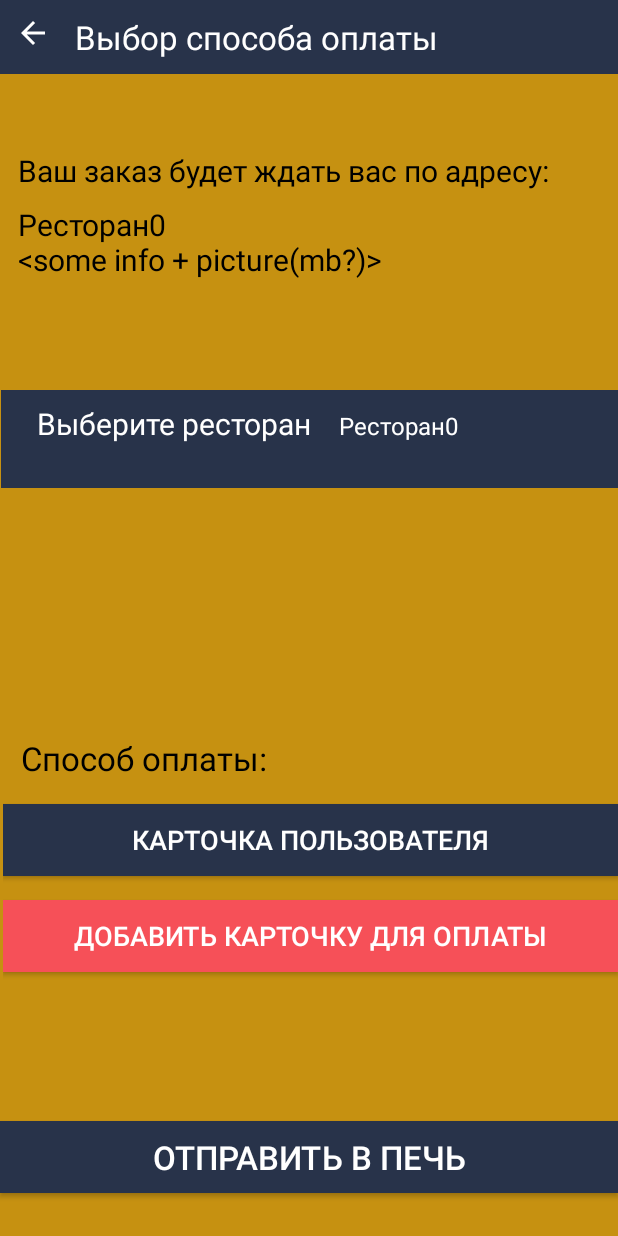
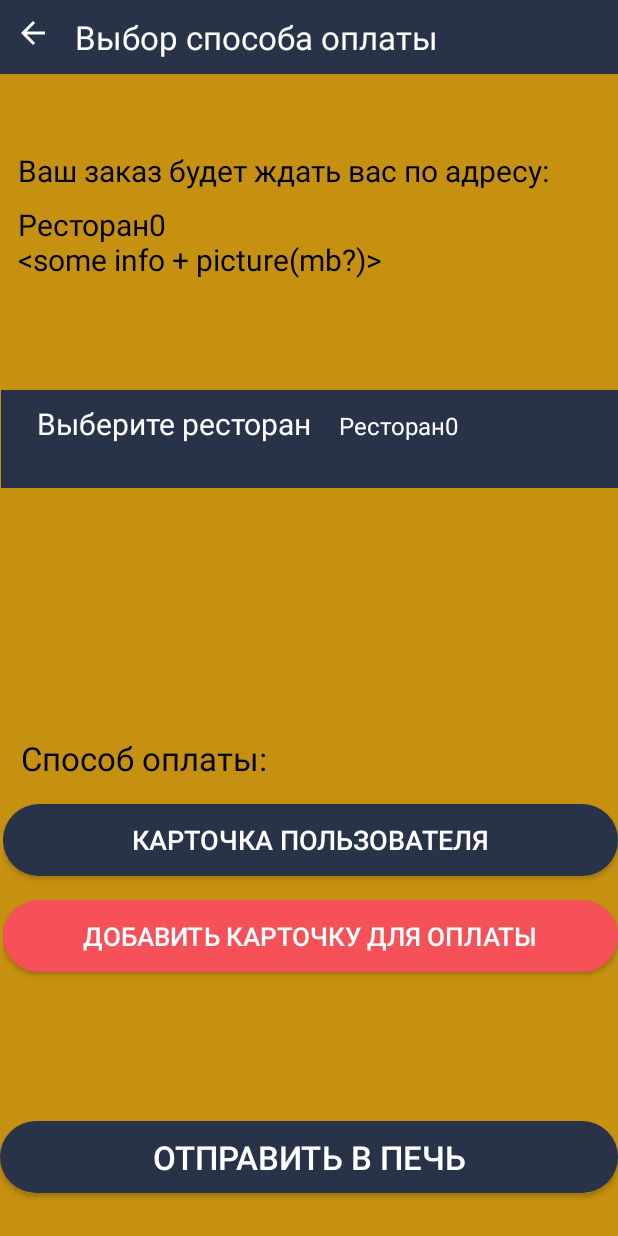
Before and after one commit to Maxerum/fastFoodApp, an Android app: the PayMainActivity screen opened directly, with no data from a screen before it, on a phone screen of 412 x 824 dp. Run offline under Robolectric (Android 15) with nearby library versions, the phone set to English and light mode, and no system bars; Roboto replaces fonts that are not available here; 2 statements that could not run were skipped.

Commit message:
Apply buttons shapes

```diff
--- a/fastFoodApplication/app/src/main/res/layout/dim4es_activity_pay_main.xml
+++ b/fastFoodApplication/app/src/main/res/layout/dim4es_activity_pay_main.xml
@@ -106,7 +106,7 @@
             android:layout_width="match_parent"
             android:layout_height="wrap_content"
             android:layout_marginTop="16dp"
-            android:background="@color/appBlueColor"
+            android:background="@drawable/dim4es_button_shape_blue"
             android:text="Карточка пользователя"
             android:textSize="18sp" />
 
@@ -115,9 +115,9 @@
             android:layout_width="match_parent"
             android:layout_height="wrap_content"
             android:layout_marginTop="16dp"
-            android:background="@color/appRedColor"
+            android:background="@drawable/dim4es_button_shape_red"
             android:text="Добавить карточку для оплаты"
-            android:textSize="18sp" />
+            android:textSize="17sp" />
 
 
     </LinearLayout>
@@ -128,7 +128,8 @@
         android:layout_height="wrap_content"
         android:text="Отправить в печь"
         android:textSize="22sp"
-        android:background="@color/appBlueColor"
+
+        android:background="@drawable/dim4es_button_shape_blue"
         app:layout_constraintBottom_toBottomOf="parent"
         app:layout_constraintEnd_toEndOf="parent"
         app:layout_constraintHorizontal_bias="0.0"
```
